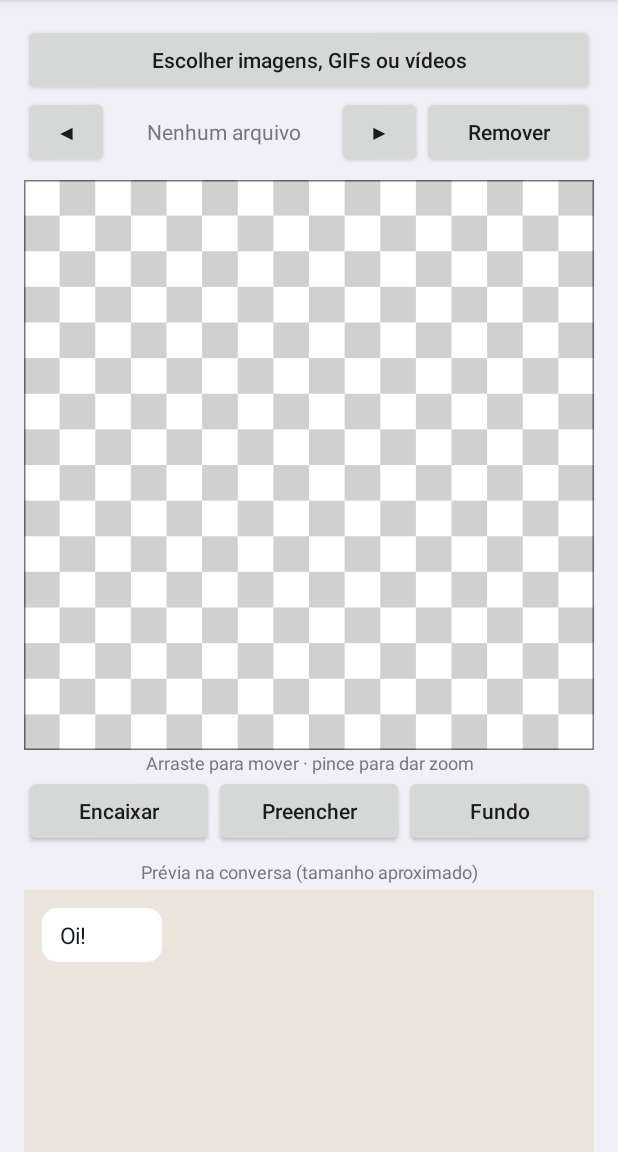
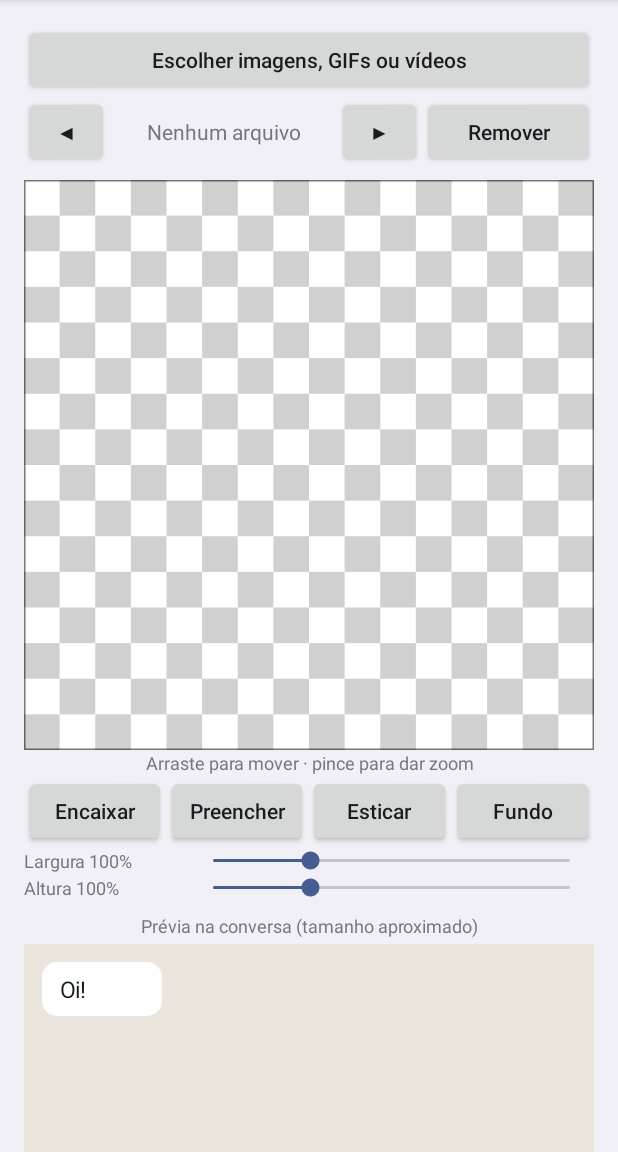
Before and after one commit to Lukzy1070/figmaker, an Android app: the screen it shows after launch (MainActivity), on a phone screen of 412 x 824 dp, the part 84-1236 px from its top. Run offline under Robolectric (Android 15) with nearby library versions, the phone set to English and light mode, and no system bars.

Commit message:
Enhance MainActivity with package name and owner fields
Added input fields for package name and owner, updated create packs functionality to include these values.

```diff
--- a/FigMaker-projeto/app/src/main/java/com/figmaker/app/MainActivity.kt
+++ b/FigMaker-projeto/app/src/main/java/com/figmaker/app/MainActivity.kt
@@ -5,9 +5,13 @@ import android.content.ActivityNotFoundException
 import android.content.Intent
 import android.net.Uri
 import android.os.Bundle
+import android.text.InputFilter
+import android.text.InputType
 import android.view.Gravity
 import android.view.ViewGroup
 import android.widget.Button
+import android.widget.EditText
+import android.widget.SeekBar
 import android.widget.LinearLayout
 import android.widget.ScrollView
 import android.widget.TextView
@@ -25,6 +29,12 @@ class MainActivity : Activity() {
     private lateinit var status: TextView
     private lateinit var packsBox: LinearLayout
     private lateinit var createBtn: Button
+    private lateinit var nameEdit: EditText
+    private lateinit var ownerEdit: EditText
+    private lateinit var barW: SeekBar
+    private lateinit var barH: SeekBar
+    private lateinit var lblW: TextView
+    private lateinit var lblH: TextView
 
     private fun dp(v: Int) = (v * resources.displayMetrics.density).toInt()
 
@@ -36,6 +46,64 @@ class MainActivity : Activity() {
         else
             LinearLayout.LayoutParams(ViewGroup.LayoutParams.MATCH_PARENT, ViewGroup.LayoutParams.WRAP_CONTENT)
         setOnClickListener { onClick() }
+    }
+
+    private fun field(hint: String, saved: String): EditText = EditText(this).apply {
+        this.hint = hint
+        setText(saved)
+        setSingleLine(true)
+        inputType = InputType.TYPE_CLASS_TEXT or InputType.TYPE_TEXT_FLAG_CAP_SENTENCES
+        filters = arrayOf(InputFilter.LengthFilter(100))
+        layoutParams = LinearLayout.LayoutParams(
+            ViewGroup.LayoutParams.MATCH_PARENT, ViewGroup.LayoutParams.WRAP_CONTENT
+        )
+    }
+
+    private fun progressToMul(p: Int) = 0.25f + p / 100f
+    private fun mulToProgress(m: Float) = ((m - 0.25f) * 100f).toInt().coerceIn(0, 275)
+
+    private fun stretchRow(name: String, isWidth: Boolean): Triple<LinearLayout, SeekBar, TextView> {
+        val r = row()
+        val lbl = TextView(this).apply {
+            text = "$name 100%"
+            textSize = 12f
+            layoutParams = LinearLayout.LayoutParams(dp(110), ViewGroup.LayoutParams.WRAP_CONTENT)
+        }
+        val bar = SeekBar(this).apply {
+            max = 275
+            progress = 75 // 100%
+            layoutParams = LinearLayout.LayoutParams(0, ViewGroup.LayoutParams.WRAP_CONTENT, 1f)
+            setOnSeekBarChangeListener(object : SeekBar.OnSeekBarChangeListener {
+                override fun onProgressChanged(s: SeekBar, p: Int, fromUser: Boolean) {
+                    if (!fromUser) return
+                    val itm = current() ?: return
+                    val m = progressToMul(p)
+                    if (isWidth) itm.setStretch(m, itm.sy) else itm.setStretch(itm.sx, m)
+                    syncStretch(false)
+                    refresh()
+                }
+                override fun onStartTrackingTouch(s: SeekBar) {}
+                override fun onStopTrackingTouch(s: SeekBar) {}
+            })
+        }
+        r.addView(lbl)
+        r.addView(bar)
+        return Triple(r, bar, lbl)
+    }
+
+    /** Atualiza os sliders/rótulos de esticar conforme a figurinha atual. */
+    private fun syncStretch(updateBars: Boolean) {
+        val itm = items.getOrNull(cur)
+        val mw = itm?.sx ?: 1f
+        val mh = itm?.sy ?: 1f
+        lblW.text = "Largura ${(mw * 100).toInt()}%"
+        lblH.text = "Altura ${(mh * 100).toInt()}%"
+        if (updateBars) {
+            barW.progress = mulToProgress(mw)
+            barH.progress = mulToProgress(mh)
+        }
+        barW.isEnabled = itm != null
+        barH.isEnabled = itm != null
     }
 
     private fun row(): LinearLayout = LinearLayout(this).apply {
@@ -85,14 +153,22 @@ class MainActivity : Activity() {
         })
 
         val tools = row()
-        tools.addView(btn("Encaixar", 1f) { current()?.let { it.reset(false); refresh() } })
-        tools.addView(btn("Preencher", 1f) { current()?.let { it.reset(true); refresh() } })
+        tools.addView(btn("Encaixar", 1f) { current()?.let { it.reset(false); syncStretch(true); refresh() } })
+        tools.addView(btn("Preencher", 1f) { current()?.let { it.reset(true); syncStretch(true); refresh() } })
+        tools.addView(btn("Esticar", 1f) { current()?.let { it.stretchToFill(); syncStretch(true); refresh() } })
         tools.addView(btn("Fundo", 1f) {
             bgMode = (bgMode + 1) % 3
             crop.bg = bgMode; chat.bg = bgMode
             refresh()
         })
         root.addView(tools)
+
+        // sliders de esticar (largura / altura), 25% a 300%
+        val (rowW, bw, lw) = stretchRow("Largura", true)
+        val (rowH, bh, lh) = stretchRow("Altura", false)
+        barW = bw; lblW = lw; barH = bh; lblH = lh
+        root.addView(rowW)
+        root.addView(rowH)
 
         root.addView(TextView(this).apply {
             text = "Prévia na conversa (tamanho aproximado)"
@@ -102,6 +178,12 @@ class MainActivity : Activity() {
         })
         chat = ChatPreview(this).apply { layoutParams = LinearLayout.LayoutParams(side, ViewGroup.LayoutParams.WRAP_CONTENT) }
         root.addView(chat)
+
+        val prefs = getSharedPreferences("figmaker", MODE_PRIVATE)
+        nameEdit = field("Nome do pacote (opcional)", prefs.getString("pack_name", "") ?: "")
+        ownerEdit = field("Dono / autor (padrão: FigMaker)", prefs.getString("owner", "") ?: "")
+        root.addView(nameEdit)
+        root.addView(ownerEdit)
 
         createBtn = btn("Criar pacote de figurinhas") { createPacks() }
         root.addView(createBtn)
@@ -145,6 +227,7 @@ class MainActivity : Activity() {
             val tipo = when (it.kind) { Item.GIF -> "GIF"; Item.VIDEO -> "vídeo"; else -> "imagem" }
             "${cur + 1}/${items.size} · $tipo"
         }
+        syncStretch(true)
         refresh()
     }
 
@@ -222,6 +305,10 @@ class MainActivity : Activity() {
             Toast.makeText(this, "Escolha um arquivo primeiro", Toast.LENGTH_SHORT).show()
             return
         }
+        val packName = nameEdit.text.toString().trim()
+        val owner = ownerEdit.text.toString().trim()
+        getSharedPreferences("figmaker", MODE_PRIVATE).edit()
+            .putString("pack_name", packName).putString("owner", owner).apply()
         working = true
         createBtn.isEnabled = false
         packsBox.removeAllViews()
@@ -239,7 +326,7 @@ class MainActivity : Activity() {
                     built.add(Built(webp, media.animated, Converter.tray(media.frames[0])))
                     media.frames.forEach { it.recycle() }
                 }
-                val packs = StickerStore.createPacks(this, built)
+                val packs = StickerStore.createPacks(this, built, packName, owner)
                 runOnUiThread {
                     working = false
                     createBtn.isEnabled = true
```
